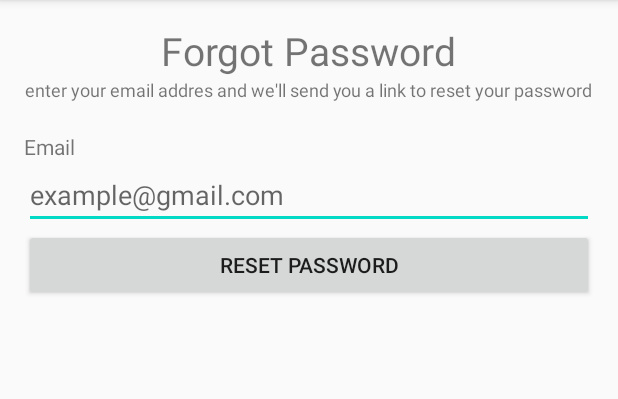
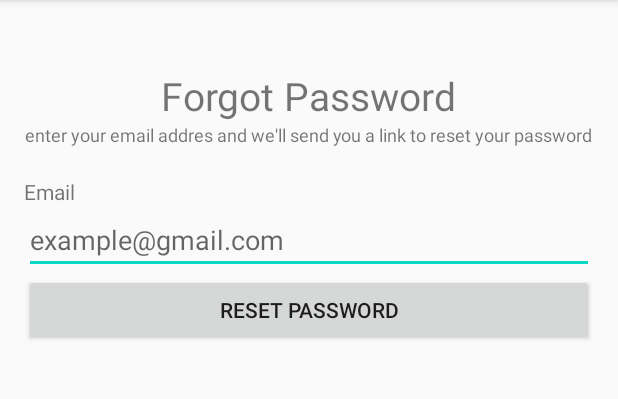
Before and after one commit to takdim/tugas3, an Android app: the ForgotPassword screen opened directly, with no data from a screen before it, on a phone screen of 412 x 824 dp, the part 84-483 px from its top. Run offline under Robolectric (Android 15) with nearby library versions, the phone set to English and light mode, and no system bars; our stand-ins replace Firebase (no records; nobody signed in at launch, a user with empty details on screens opened directly).

Commit message:
sedikit perbaikan tampilan pt2

```diff
--- a/app/src/main/res/layout/activity_forgot_password.xml
+++ b/app/src/main/res/layout/activity_forgot_password.xml
@@ -10,6 +10,7 @@
     <TextView
         android:layout_width="wrap_content"
         android:layout_height="wrap_content"
+        android:layout_marginTop="30dp"
         android:text="Forgot Password"
         android:layout_gravity="center"
         android:textSize="26dp"/>
--- a/app/src/main/res/values/strings.xml
+++ b/app/src/main/res/values/strings.xml
@@ -12,6 +12,6 @@
     <string name="tvfullname">Full Name</string>
     <string name="tvage">Age</string>
     <string name="cbrememberme">Remember Me</string>
-    <string name="tvreset">enter your email addres and we'll send you a link to reset your password</string>
+    <string name="tvreset">enter your email addres and we\'ll send you a link to reset your password</string>
 
 </resources>
```
